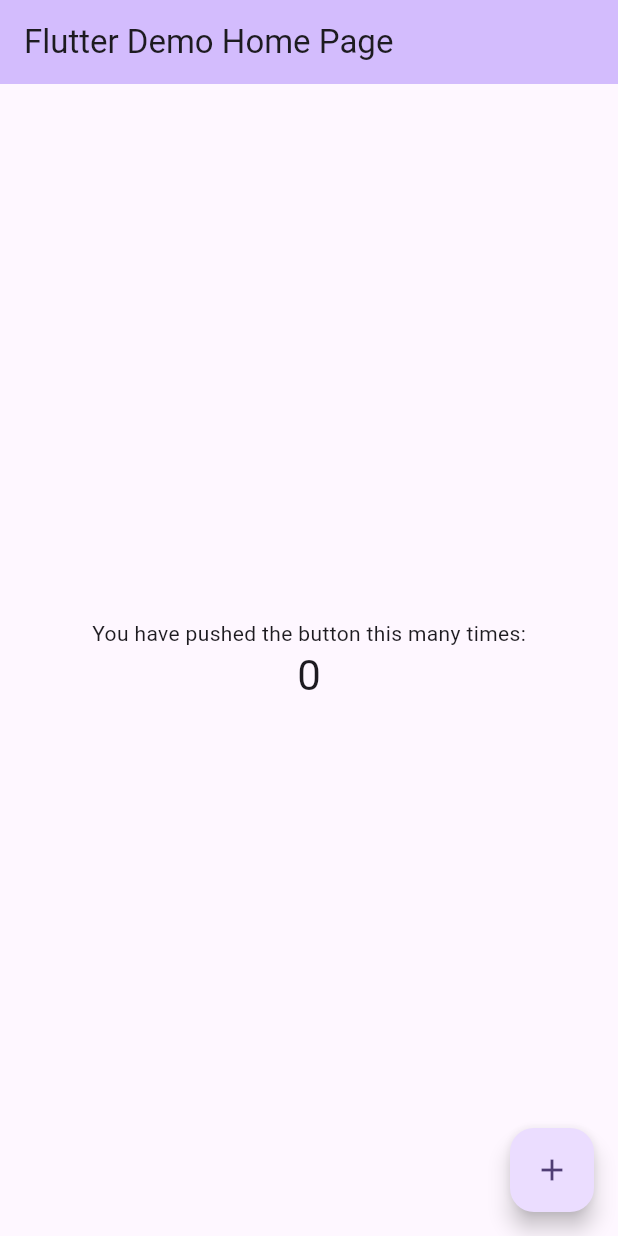
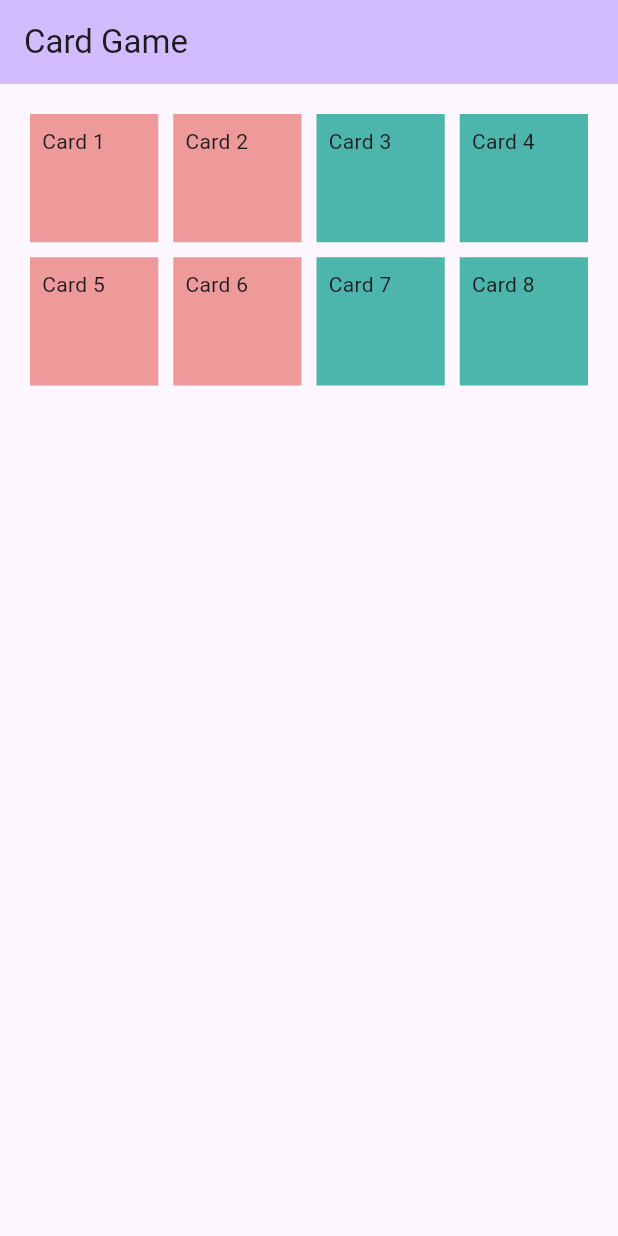
Before and after one commit to Ruhisawant/Card-Game-App, a Flutter app: the screen it shows after launch, on a phone screen of 412 x 824 dp. Run offline on Flutter 3.47's test engine with Material 3 defaults, Android fonts, the phone set to English and light mode, and no system bars.

Commit message:
Cleaned code

```diff
--- a/lib/main.dart
+++ b/lib/main.dart
@@ -1,122 +1,105 @@
 import 'package:flutter/material.dart';
 
 void main() {
-  runApp(const MyApp());
+  runApp(const CardGameApp());
 }
 
-class MyApp extends StatelessWidget {
-  const MyApp({super.key});
+class CardGameApp extends StatelessWidget {
+  const CardGameApp({super.key});
 
-  // This widget is the root of your application.
   @override
   Widget build(BuildContext context) {
     return MaterialApp(
-      title: 'Flutter Demo',
+      title: 'Card Game',
       theme: ThemeData(
-        // This is the theme of your application.
-        //
-        // TRY THIS: Try running your application with "flutter run". You'll see
-        // the application has a purple toolbar. Then, without quitting the app,
-        // try changing the seedColor in the colorScheme below to Colors.green
-        // and then invoke "hot reload" (save your changes or press the "hot
-        // reload" button in a Flutter-supported IDE, or press "r" if you used
-        // the command line to start the app).
-        //
-        // Notice that the counter didn't reset back to zero; the application
-        // state is not lost during the reload. To reset the state, use hot
-        // restart instead.
-        //
-        // This works for code too, not just values: Most code changes can be
-        // tested with just a hot reload.
         colorScheme: ColorScheme.fromSeed(seedColor: Colors.deepPurple),
       ),
-      home: const MyHomePage(title: 'Flutter Demo Home Page'),
+      home: const HomePage(title: 'Card Game'),
     );
   }
 }
 
-class MyHomePage extends StatefulWidget {
-  const MyHomePage({super.key, required this.title});
-
-  // This widget is the home page of your application. It is stateful, meaning
-  // that it has a State object (defined below) that contains fields that affect
-  // how it looks.
-
-  // This class is the configuration for the state. It holds the values (in this
-  // case the title) provided by the parent (in this case the App widget) and
-  // used by the build method of the State. Fields in a Widget subclass are
-  // always marked "final".
+class HomePage extends StatefulWidget {
+  const HomePage({super.key, required this.title});
 
   final String title;
 
   @override
-  State<MyHomePage> createState() => _MyHomePageState();
+  State<HomePage> createState() => HomePageState();
 }
 
-class _MyHomePageState extends State<MyHomePage> {
-  int _counter = 0;
-
-  void _incrementCounter() {
-    setState(() {
-      // This call to setState tells the Flutter framework that something has
-      // changed in this State, which causes it to rerun the build method below
-      // so that the display can reflect the updated values. If we changed
-      // _counter without calling setState(), then the build method would not be
-      // called again, and so nothing would appear to happen.
-      _counter++;
-    });
-  }
-
+class HomePageState extends State<HomePage> {
   @override
   Widget build(BuildContext context) {
-    // This method is rerun every time setState is called, for instance as done
-    // by the _incrementCounter method above.
-    //
-    // The Flutter framework has been optimized to make rerunning build methods
-    // fast, so that you can just rebuild anything that needs updating rather
-    // than having to individually change instances of widgets.
     return Scaffold(
       appBar: AppBar(
-        // TRY THIS: Try changing the color here to a specific color (to
-        // Colors.amber, perhaps?) and trigger a hot reload to see the AppBar
-        // change color while the other colors stay the same.
         backgroundColor: Theme.of(context).colorScheme.inversePrimary,
-        // Here we take the value from the MyHomePage object that was created by
-        // the App.build method, and use it to set our appbar title.
+
         title: Text(widget.title),
       ),
       body: Center(
-        // Center is a layout widget. It takes a single child and positions it
-        // in the middle of the parent.
         child: Column(
-          // Column is also a layout widget. It takes a list of children and
-          // arranges them vertically. By default, it sizes itself to fit its
-          // children horizontally, and tries to be as tall as its parent.
-          //
-          // Column has various properties to control how it sizes itself and
-          // how it positions its children. Here we use mainAxisAlignment to
-          // center the children vertically; the main axis here is the vertical
-          // axis because Columns are vertical (the cross axis would be
-          // horizontal).
-          //
-          // TRY THIS: Invoke "debug painting" (choose the "Toggle Debug Paint"
-          // action in the IDE, or press "p" in the console), to see the
-          // wireframe for each widget.
           mainAxisAlignment: MainAxisAlignment.center,
           children: <Widget>[
-            const Text('You have pushed the button this many times:'),
-            Text(
-              '$_counter',
-              style: Theme.of(context).textTheme.headlineMedium,
-            ),
+            Expanded(child:
+              GridView.count(
+                primary: false,
+                padding: const EdgeInsets.all(20),
+                crossAxisSpacing: 10,
+                mainAxisSpacing: 10,
+                crossAxisCount: 4,
+                children: <Widget>[
+                  Container(
+                    padding: const EdgeInsets.all(8),
+                    color: Colors.red[200],
+                    child: const Text('Card 1'),
+                  ),
+                  Container(
+                    padding: const EdgeInsets.all(8),
+                    color: Colors.red[200],
+                    child: const Text('Card 2'),
+                  ),
+                  Container(
+                    padding: const EdgeInsets.all(8),
+                    color: Colors.teal[300],
+                    child: const Text('Card 3'),
+                  ),
+                  Container(
+                    padding: const EdgeInsets.all(8),
+                    color: Colors.teal[300],
+                    child: const Text('Card 4'),
+                  ),
+                  Container(
+                    padding: const EdgeInsets.all(8),
+                    color: Colors.red[200],
+                    child: const Text('Card 5'),
+                  ),
+                  Container(
+                    padding: const EdgeInsets.all(8),
+                    color: Colors.red[200],
+                    child: const Text('Card 6'),
+                  ),
+                  Container(
+                    padding: const EdgeInsets.all(8),
+                    color: Colors.teal[300],
+                    child: const Text('Card 7'),
+                  ),
+                  Container(
+                    padding: const EdgeInsets.all(8),
+                    color: Colors.teal[300],
+                    child: const Text('Card 8'),
+                  ),
+                ],
+              )
+            )
           ],
         ),
       ),
-      floatingActionButton: FloatingActionButton(
-        onPressed: _incrementCounter,
-        tooltip: 'Increment',
-        child: const Icon(Icons.add),
-      ), // This trailing comma makes auto-formatting nicer for build methods.
+      // floatingActionButton: FloatingActionButton(
+      //   onPressed: _incrementCounter,
+      //   tooltip: 'Increment',
+      //   child: const Icon(Icons.add),
+      // ),
     );
   }
 }
```
Also changed, not shown: 1 other file.
